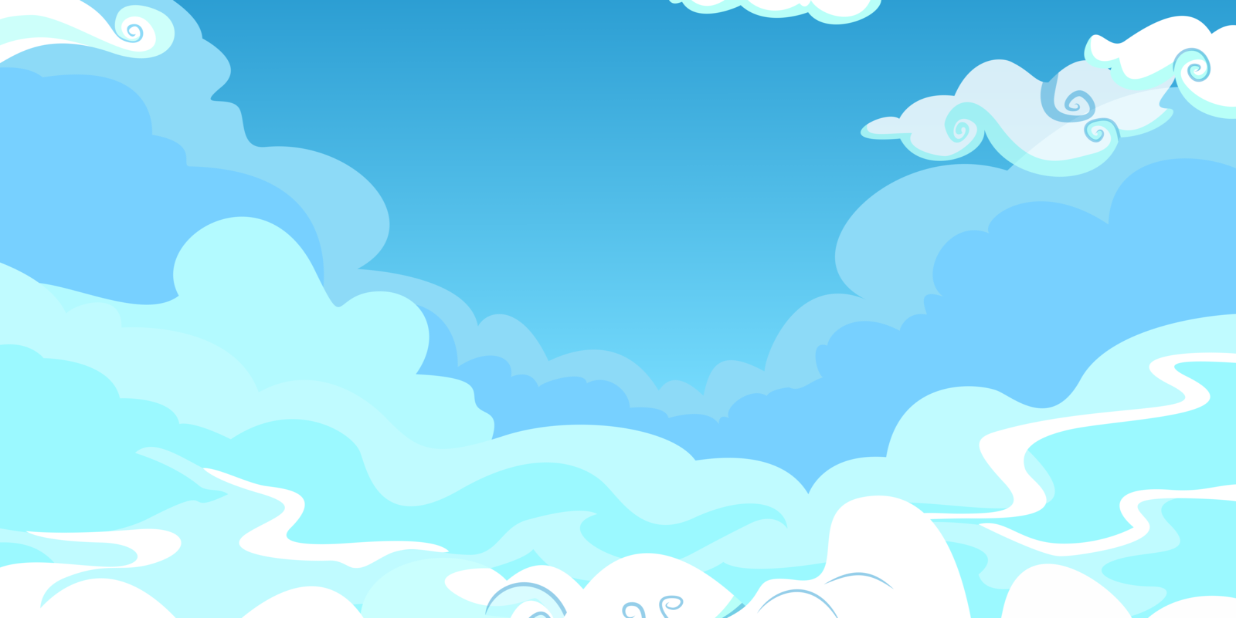
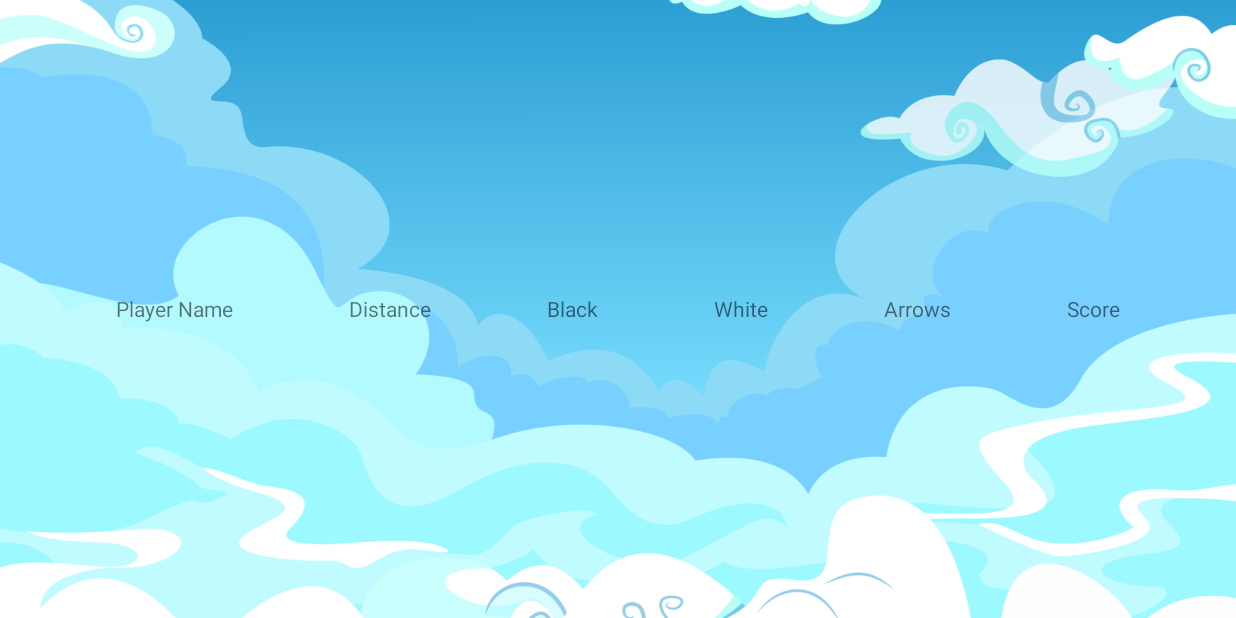
Before and after one commit to aleksa-matejic/Djavolak, an Android app: the StatisticsActivity screen opened directly, with no data from a screen before it, on a phone screen of 824 x 412 dp (held sideways). Run offline under Robolectric (Android 15) with nearby library versions, the phone set to English and light mode, and no system bars.

Commit message:
Adding sql lite database helper and table layout to show statistics from db

```diff
--- a/app/src/main/java/com/aleksa/matejic/app/GameObjects/Game.java
+++ b/app/src/main/java/com/aleksa/matejic/app/GameObjects/Game.java
@@ -23,6 +23,7 @@ import android.view.SurfaceHolder;
 
 import com.aleksa.matejic.app.MainActivity;
 import com.aleksa.matejic.app.R;
+import com.aleksa.matejic.app.utils.DatabaseHelper;
 
 import java.util.Iterator;
 import java.util.LinkedList;
@@ -52,6 +53,7 @@ public class Game
     private Arrow arrow;
     private Angel angel;
     private Statistics statistics;
+    private DatabaseHelper db;
     //private Bat player;   ovde turi svoje objekte djavolak, peca djavolcica
     //private Bat opponent;
 
@@ -100,6 +102,7 @@ public class Game
         arrow = new Arrow(width, height);
         angel = new Angel(width, height);
         statistics = new Statistics("Player Name HC");
+        db = new DatabaseHelper(context);
         rnd = new Random();
         //player = new Bat(width, height, Bat.Position.LEFT);
         //opponent = new Bat(width, height, Bat.Position.RIGHT);
--- a/app/src/main/java/com/aleksa/matejic/app/StatisticsActivity.java
+++ b/app/src/main/java/com/aleksa/matejic/app/StatisticsActivity.java
@@ -1,15 +1,58 @@
 package com.aleksa.matejic.app;
 
 import android.app.Activity;
+import android.database.Cursor;
 import android.os.Bundle;
+import android.provider.ContactsContract;
+import android.widget.TableLayout;
+import android.widget.TableRow;
+import android.widget.TextView;
+
+import com.aleksa.matejic.app.utils.DatabaseHelper;
 
 public class StatisticsActivity extends Activity
 {
+
+    private TableLayout tlStatistics;
 
     @Override
     protected void onCreate(Bundle savedInstanceState)
     {
         super.onCreate(savedInstanceState);
         setContentView(R.layout.activity_statistics);
+
+        tlStatistics = (TableLayout) findViewById(R.id.tlStatistics);
+
+        // Aleksa TODO: call method to populate result
+        DatabaseHelper db = new DatabaseHelper(this);
+        Cursor result = db.getAllData();
+
+        while (result.moveToNext())
+        {
+            TableRow tableRow = (TableRow) getLayoutInflater().inflate(R.layout.statistics_table_row, null);
+
+            TextView tv;
+            // filling in cells
+            tv = (TextView) tableRow.findViewById(R.id.playerNameCell);
+            tv.setText(result.getString(1));
+
+            tv = (TextView) tableRow.findViewById(R.id.devilDistanceCell);
+            tv.setText(result.getString(2));
+
+            tv = (TextView) tableRow.findViewById(R.id.avoidedBlackCloudsCell);
+            tv.setText(result.getString(3));
+
+            tv = (TextView) tableRow.findViewById(R.id.avoidedWhiteCloudsCell);
+            tv.setText(result.getString(4));
+
+            tv = (TextView) tableRow.findViewById(R.id.avoidedArrowsCell);
+            tv.setText(result.getString(5));
+
+            tv = (TextView) tableRow.findViewById(R.id.scoreCell);
+            tv.setText(result.getString(6));
+
+            // add row to the table
+            tlStatistics.addView(tableRow);
+        }
     }
 }
--- /dev/null
+++ b/app/src/main/java/com/aleksa/matejic/app/utils/DatabaseHelper.java
@@ -0,0 +1,78 @@
+package com.aleksa.matejic.app.utils;
+
+import android.content.ContentValues;
+import android.content.Context;
+import android.database.Cursor;
+import android.database.sqlite.SQLiteDatabase;
+import android.database.sqlite.SQLiteOpenHelper;
+
+import com.aleksa.matejic.app.GameObjects.Statistics;
+
+/**
+ * Created by aleksa.matejic on 3/21/2017.
+ */
+
+public class DatabaseHelper extends SQLiteOpenHelper
+{
+    public static final String DATABASE_NAME = "DBstatistics.db";
+    public static final String TABLE_NAME = "statistics";
+    public static final String idStatistics = "idStatistics";
+    public static final String playerName = "playerName";
+    public static final String avoidedWhiteClouds = "avoidedWhiteClouds";
+    public static final String avoidedBlackClouds = "avoidedBlackClouds";
+    public static final String avoidedArrows = "avoidedArrows";
+    public static final String distance = "distance";
+    public static final String score = "score";
+
+    public DatabaseHelper(Context context)
+    {
+        super(context, DATABASE_NAME, null, 1);
+    }
+
+    @Override
+    public void onCreate(SQLiteDatabase db)
+    {
+        db.execSQL("CREATE TABLE " + TABLE_NAME + " (idStatistics INTEGER PRIMARY KEY AUTOINCREMENT, playerName TEXT, avoidedWhiteClouds INTEGER, avoidedBlackClouds INTEGER, avoidedArrows INTEGER, distance INTEGER, score INTEGER)");
+    }
+
+    @Override
+    public void onUpgrade(SQLiteDatabase db, int oldVersion, int newVersion)
+    {
+        db.execSQL("DROP TABLE IF EXISTS " + TABLE_NAME);
+        onCreate(db);
+    }
+
+    // Aleksa TODO: call this method on game won
+    public boolean insertData(Statistics statistics)
+    {
+        SQLiteDatabase db = this.getWritableDatabase();
+
+        ContentValues contentValues = new ContentValues();
+        contentValues.put(playerName, statistics.getPlayerName());
+        contentValues.put(avoidedWhiteClouds, statistics.getAvoidedWhiteClouds());
+        contentValues.put(avoidedBlackClouds, statistics.getAvoidedBlackClouds());
+        contentValues.put(avoidedArrows, statistics.getAvoidedArrows());
+        contentValues.put(distance, statistics.getDevilDistance());
+        contentValues.put(score, statistics.getScore());
+
+        long result = db.insert(TABLE_NAME, null, contentValues);
+
+        if (result == -1)
+        {
+            return false;
+        }
+        return true;
+    }
+
+    // Aleksa TODO: call this method from statistics activity
+    // while result.moveToNext();
+    // result.getString(0);
+    public Cursor getAllData()
+    {
+        SQLiteDatabase db = this.getWritableDatabase();
+
+        Cursor result = db.rawQuery("SELECT * FROM " + TABLE_NAME, null);
+
+        return result;
+    }
+}
--- a/app/src/main/res/layout/activity_statistics.xml
+++ b/app/src/main/res/layout/activity_statistics.xml
@@ -6,4 +6,47 @@
     android:layout_height="match_parent"
     android:background="@drawable/background">
 
+    <TableLayout xmlns:android="http://schemas.android.com/apk/res/android"
+                 android:id="@+id/tlStatistics"
+                 android:layout_width="match_parent"
+                 android:layout_height="match_parent"
+                 android:stretchColumns="*"
+                 android:gravity="center">
+
+        <TableRow>
+
+            <TextView
+                android:layout_column="1"
+                android:text="Player Name"
+                />
+
+            <TextView
+                android:layout_column="2"
+                android:text="Distance"
+                />
+
+            <TextView
+                android:layout_column="3"
+                android:text="Black"
+                />
+
+            <TextView
+                android:layout_column="4"
+                android:text="White"
+                />
+
+            <TextView
+                android:layout_column="5"
+                android:text="Arrows"
+                />
+
+            <TextView
+                android:layout_column="6"
+                android:text="Score"
+                />
+
+        </TableRow>
+
+    </TableLayout>
+
 </RelativeLayout>
```
Also changed, not shown: app/src/main/res/layout/statistics_table_row.xml (added, +38 -0 lines).
